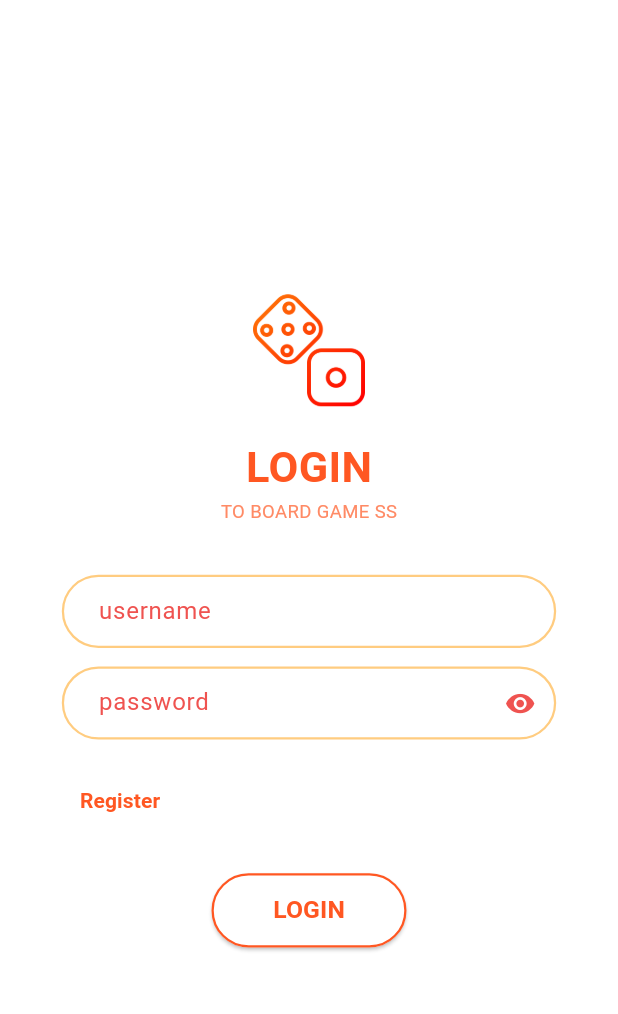
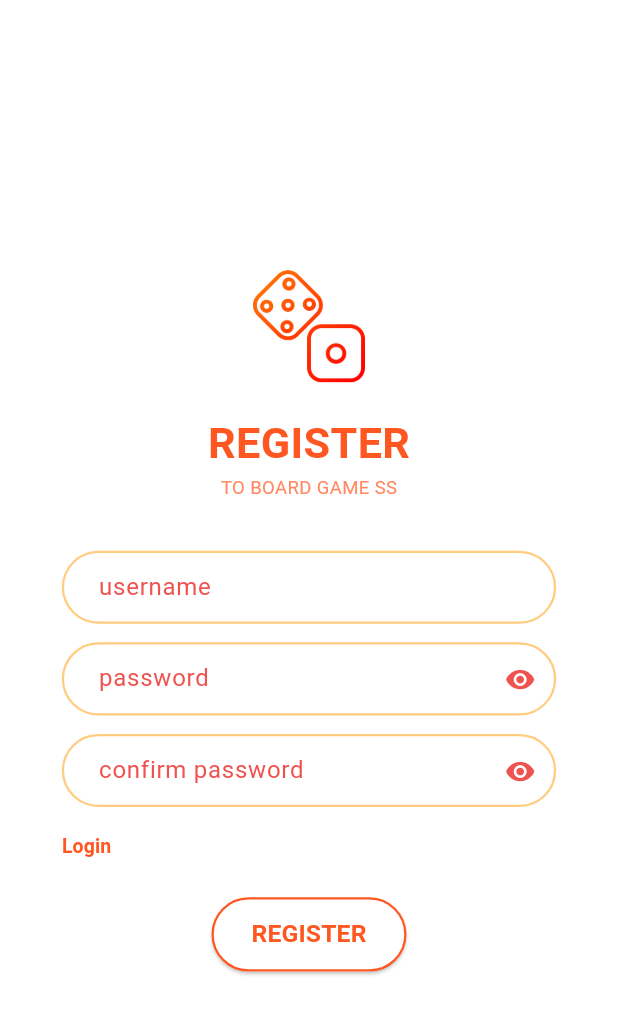
Before and after one commit to WUWSW/borrow_1, a Flutter app: the screen it shows after launch, after a tap on "Register", on a phone screen of 412 x 824 dp. Shown: the top 1014 px of the screen. Run offline on Flutter 3.47's test engine with Material 3 defaults, Android fonts, the phone set to English and light mode, and no system bars.

Commit message:
register v.1

```diff
--- a/lib/login/login.dart
+++ b/lib/login/login.dart
@@ -1,4 +1,5 @@
 import 'package:flutter/material.dart';
+import 'register.dart';
 
 class Login extends StatefulWidget {
   const Login({super.key});
@@ -19,9 +20,9 @@ class _LoginState extends State<Login> {
 
   void _handleLogin() {
     if (_formKey.currentState!.validate()) {
-      ScaffoldMessenger.of(context).showSnackBar(
-        const SnackBar(content: Text('Login Successful!')),
-      );
+      ScaffoldMessenger.of(
+        context,
+      ).showSnackBar(const SnackBar(content: Text('Login Successful!')));
     }
   }
 
@@ -78,13 +79,17 @@ class _LoginState extends State<Login> {
                     ),
                     enabledBorder: OutlineInputBorder(
                       borderRadius: BorderRadius.circular(30.0),
-                      borderSide:
-                          BorderSide(color: Colors.orange.shade200, width: 1.5),
+                      borderSide: BorderSide(
+                        color: Colors.orange.shade200,
+                        width: 1.5,
+                      ),
                     ),
                     focusedBorder: OutlineInputBorder(
                       borderRadius: BorderRadius.circular(30.0),
-                      borderSide:
-                          const BorderSide(color: Colors.deepOrange, width: 2),
+                      borderSide: const BorderSide(
+                        color: Colors.deepOrange,
+                        width: 2,
+                      ),
                     ),
                   ),
                   validator: (value) =>
@@ -105,9 +110,7 @@ class _LoginState extends State<Login> {
                     ),
                     suffixIcon: IconButton(
                       icon: Icon(
-                        _obscureText
-                            ? Icons.visibility
-                            : Icons.visibility_off,
+                        _obscureText ? Icons.visibility : Icons.visibility_off,
                         color: Colors.red.shade400,
                         size: screenWidth * 0.05,
                       ),
@@ -115,13 +118,17 @@ class _LoginState extends State<Login> {
                     ),
                     enabledBorder: OutlineInputBorder(
                       borderRadius: BorderRadius.circular(30.0),
-                      borderSide:
-                          BorderSide(color: Colors.orange.shade200, width: 1.5),
+                      borderSide: BorderSide(
+                        color: Colors.orange.shade200,
+                        width: 1.5,
+                      ),
                     ),
                     focusedBorder: OutlineInputBorder(
                       borderRadius: BorderRadius.circular(30.0),
-                      borderSide:
-                          const BorderSide(color: Colors.deepOrange, width: 2),
+                      borderSide: const BorderSide(
+                        color: Colors.deepOrange,
+                        width: 2,
+                      ),
                     ),
                   ),
                   validator: (value) =>
@@ -129,15 +136,32 @@ class _LoginState extends State<Login> {
                 ),
                 SizedBox(height: screenHeight * 0.02),
 
-                Align(
+                SizedBox(
+                  width: double.infinity,
+                  child: Align(
                     alignment: Alignment.centerLeft,
                     child: TextButton(
-                    onPressed: () {},
+                      style: TextButton.styleFrom(
+                        padding:
+                            EdgeInsets.zero, // เอา padding ออกเพื่อให้ดูเนียน
+                        minimumSize: Size(0, 0),
+                        tapTargetSize: MaterialTapTargetSize.shrinkWrap,
+                      ),
+                      onPressed: () {
+                        Navigator.push(
+                          context,
+                          MaterialPageRoute(
+                            builder: (context) => const Register(),
+                          ),
+                        );
+                      },
                       child: const Text(
                         'Register',
                         style: TextStyle(
                           color: Colors.deepOrange,
+                          fontSize: 13,
                           fontWeight: FontWeight.w600,
+                        ),
                       ),
                     ),
                   ),
@@ -156,7 +180,9 @@ class _LoginState extends State<Login> {
                       shape: RoundedRectangleBorder(
                         borderRadius: BorderRadius.circular(30.0),
                         side: const BorderSide(
-                            color: Colors.deepOrange, width: 1.5),
+                          color: Colors.deepOrange,
+                          width: 1.5,
+                        ),
                       ),
                     ),
                     child: Text(
--- /dev/null
+++ b/lib/login/register.dart
@@ -0,0 +1,260 @@
+import 'package:flutter/material.dart';
+
+class Register extends StatefulWidget {
+  const Register({super.key});
+
+  @override
+  State<Register> createState() => _RegisterState();
+}
+
+class _RegisterState extends State<Register> {
+  final _formKey = GlobalKey<FormState>();
+  final _usernameController = TextEditingController();
+  final _passwordController = TextEditingController();
+  final _confirmPasswordController = TextEditingController();
+  bool _obscureText = true;
+  bool _obscureConfirmText = true;
+
+  void _togglePasswordVisibility() {
+    setState(() => _obscureText = !_obscureText);
+  }
+
+  void _toggleConfirmPasswordVisibility() {
+    setState(() => _obscureConfirmText = !_obscureConfirmText);
+  }
+
+  void _handleRegister() {
+    if (_formKey.currentState!.validate()) {
+      final username = _usernameController.text.trim();
+      final password = _passwordController.text.trim();
+
+      // TODO: connect to backend here (e.g. via API or MySQL)
+      // ตัวอย่าง mock การสมัคร
+      ScaffoldMessenger.of(context).showSnackBar(
+        SnackBar(
+          content: Text('Register Successful! Welcome $username 🎉'),
+          backgroundColor: Colors.green,
+        ),
+      );
+
+      // กลับไปหน้า Login หลังสมัครสำเร็จ
+      Navigator.pop(context);
+    }
+  }
+
+  @override
+  Widget build(BuildContext context) {
+    final screenHeight = MediaQuery.of(context).size.height;
+    final screenWidth = MediaQuery.of(context).size.width;
+
+    return Scaffold(
+      backgroundColor: Colors.white,
+      body: Center(
+        child: SingleChildScrollView(
+          padding: EdgeInsets.symmetric(horizontal: screenWidth * 0.1),
+          child: Form(
+            key: _formKey,
+            child: Column(
+              children: [
+                Image.asset('img/dice.png', width: screenWidth * 0.2),
+                SizedBox(height: screenHeight * 0.02),
+
+                Text(
+                  'REGISTER',
+                  style: TextStyle(
+                    fontSize: screenWidth * 0.07,
+                    fontWeight: FontWeight.bold,
+                    color: Colors.deepOrange,
+                  ),
+                ),
+                Text(
+                  'TO BOARD GAME SS',
+                  style: TextStyle(
+                    fontSize: screenWidth * 0.03,
+                    color: Colors.deepOrange.shade300,
+                  ),
+                ),
+                SizedBox(height: screenHeight * 0.04),
+
+                // Username field
+                TextFormField(
+                  controller: _usernameController,
+                  decoration: InputDecoration(
+                    hintText: 'username',
+                    hintStyle: TextStyle(color: Colors.red.shade400),
+                    contentPadding: EdgeInsets.symmetric(
+                      vertical: screenHeight * 0.015,
+                      horizontal: screenWidth * 0.05,
+                    ),
+                    enabledBorder: OutlineInputBorder(
+                      borderRadius: BorderRadius.circular(30),
+                      borderSide: BorderSide(
+                        color: Colors.orange.shade200,
+                        width: 1.5,
+                      ),
+                    ),
+                    focusedBorder: OutlineInputBorder(
+                      borderRadius: BorderRadius.circular(30),
+                      borderSide: const BorderSide(
+                        color: Colors.deepOrange,
+                        width: 2,
+                      ),
+                    ),
+                  ),
+                  validator: (value) {
+                    if (value == null || value.isEmpty) {
+                      return 'Please enter a username';
+                    }
+                    return null;
+                  },
+                ),
+                SizedBox(height: screenHeight * 0.015),
+
+                // Password field
+                TextFormField(
+                  controller: _passwordController,
+                  obscureText: _obscureText,
+                  decoration: InputDecoration(
+                    hintText: 'password',
+                    hintStyle: TextStyle(color: Colors.red.shade400),
+                    suffixIcon: IconButton(
+                      icon: Icon(
+                        _obscureText ? Icons.visibility : Icons.visibility_off,
+                        color: Colors.red.shade400,
+                        size: screenWidth * 0.05,
+                      ),
+                      onPressed: _togglePasswordVisibility,
+                    ),
+                    contentPadding: EdgeInsets.symmetric(
+                      vertical: screenHeight * 0.015,
+                      horizontal: screenWidth * 0.05,
+                    ),
+                    enabledBorder: OutlineInputBorder(
+                      borderRadius: BorderRadius.circular(30),
+                      borderSide: BorderSide(
+                        color: Colors.orange.shade200,
+                        width: 1.5,
+                      ),
+                    ),
+                    focusedBorder: OutlineInputBorder(
+                      borderRadius: BorderRadius.circular(30),
+                      borderSide: const BorderSide(
+                        color: Colors.deepOrange,
+                        width: 2,
+                      ),
+                    ),
+                  ),
+                  validator: (value) {
+                    if (value == null || value.isEmpty) {
+                      return 'Please enter a password';
+                    } else if (value.length < 6) {
+                      return 'Password must be at least 6 characters';
+                    }
+                    return null;
+                  },
+                ),
+                SizedBox(height: screenHeight * 0.015),
+
+                // Confirm Password field
+                TextFormField(
+                  controller: _confirmPasswordController,
+                  obscureText: _obscureConfirmText,
+                  decoration: InputDecoration(
+                    hintText: 'confirm password',
+                    hintStyle: TextStyle(color: Colors.red.shade400),
+                    suffixIcon: IconButton(
+                      icon: Icon(
+                        _obscureConfirmText
+                            ? Icons.visibility
+                            : Icons.visibility_off,
+                        color: Colors.red.shade400,
+                        size: screenWidth * 0.05,
+                      ),
+                      onPressed: _toggleConfirmPasswordVisibility,
+                    ),
+                    contentPadding: EdgeInsets.symmetric(
+                      vertical: screenHeight * 0.015,
+                      horizontal: screenWidth * 0.05,
+                    ),
+                    enabledBorder: OutlineInputBorder(
+                      borderRadius: BorderRadius.circular(30),
+                      borderSide: BorderSide(
+                        color: Colors.orange.shade200,
+                        width: 1.5,
+                      ),
+                    ),
+                    focusedBorder: OutlineInputBorder(
+                      borderRadius: BorderRadius.circular(30),
+                      borderSide: const BorderSide(
+                        color: Colors.deepOrange,
+                        width: 2,
+                      ),
+                    ),
+                  ),
+                  validator: (value) {
+                    if (value != _passwordController.text) {
+                      return 'Passwords do not match';
+                    }
+                    return null;
+                  },
+                ),
+                SizedBox(height: screenHeight * 0.02),
+
+                Align(
+                  alignment: Alignment.centerLeft,
+                  child: TextButton(
+                    onPressed: () {
+                      Navigator.pop(context); // กลับไปหน้า Login
+                    },
+                    style: TextButton.styleFrom(
+                      padding: EdgeInsets.zero,
+                      minimumSize: Size(0, 0),
+                      tapTargetSize: MaterialTapTargetSize.shrinkWrap,
+                    ),
+                    child: const Text(
+                      'Login',
+                      style: TextStyle(
+                        color: Colors.deepOrange,
+                        fontWeight: FontWeight.w600,
+                        fontSize: 13,
+                      ),
+                    ),
+                  ),
+                ),
+
+
+                SizedBox(height: screenHeight * 0.03),
+
+                SizedBox(
+                  width: 130,
+                  height: screenHeight * 0.06,
+                  child: ElevatedButton(
+                    onPressed: _handleRegister,
+                    style: ElevatedButton.styleFrom(
+                      backgroundColor: Colors.white,
+                      foregroundColor: Colors.deepOrange,
+                      shape: RoundedRectangleBorder(
+                        borderRadius: BorderRadius.circular(30),
+                        side: const BorderSide(
+                          color: Colors.deepOrange,
+                          width: 1.5,
+                        ),
+                      ),
+                    ),
+                    child: Text(
+                      'REGISTER',
+                      style: TextStyle(
+                        fontSize: screenWidth * 0.04,
+                        fontWeight: FontWeight.bold,
+                      ),
+                    ),
+                  ),
+                ),
+              ],
+            ),
+          ),
+        ),
+      ),
+    );
+  }
+}
```
Lines whose indentation alone changed are shown as unchanged.
